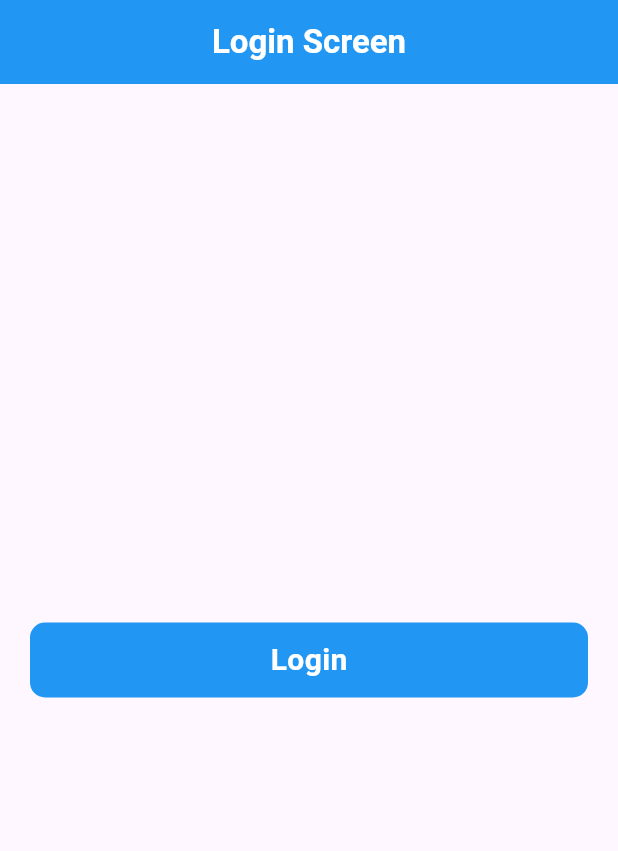
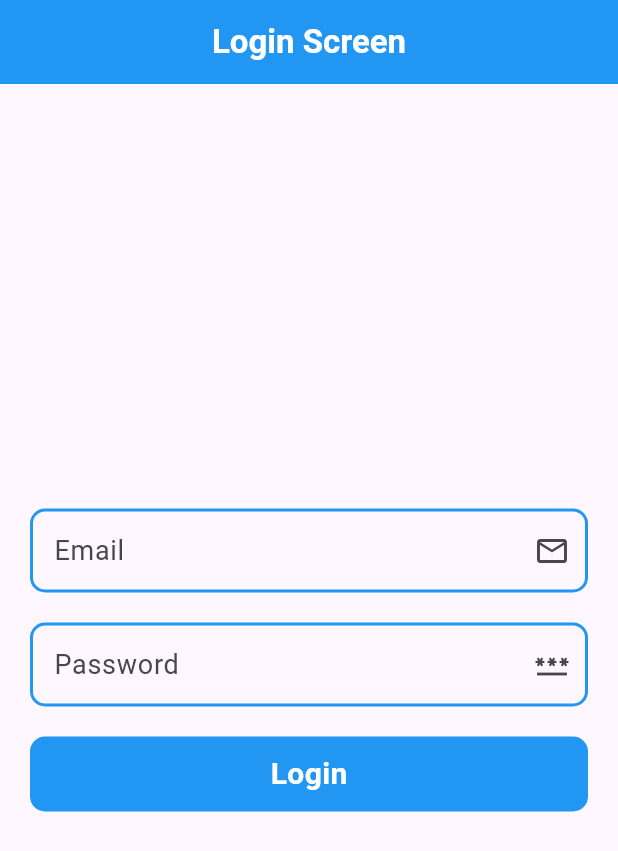
Before and after one commit to alhasann351/flutter_firebase, a Flutter app: the screen it shows after launch, on a phone screen of 412 x 824 dp. Shown: the top 851 px of the screen. Run offline on Flutter 3.47's test engine with Material 3 defaults, Android fonts, the phone set to English and light mode, and no system bars; our stand-ins replace firebase_core; accounts and stored records are empty.

Commit message:
input-form-created

```diff
--- a/lib/ui/auth/login_screen.dart
+++ b/lib/ui/auth/login_screen.dart
@@ -9,6 +9,11 @@ class LoginScreen extends StatefulWidget {
 }
 
 class _LoginScreenState extends State<LoginScreen> {
+
+  final _formKey = GlobalKey<FormState>();
+  final emailController = TextEditingController();
+  final passwordController = TextEditingController();
+
   @override
   Widget build(BuildContext context) {
     return Scaffold(
@@ -31,9 +36,62 @@ class _LoginScreenState extends State<LoginScreen> {
           mainAxisAlignment: MainAxisAlignment.center,
           crossAxisAlignment: CrossAxisAlignment.center,
           children: [
-            RoundButton(title: 'Login', onTap: (){
-
-            }),
+            Form(
+              key: _formKey,
+              child: Column(
+                children: [
+                  TextFormField(
+                    controller: emailController,
+                    decoration: InputDecoration(
+                      suffixIcon: const Icon(Icons.email_outlined),
+                      labelText: 'Email',
+                      labelStyle: const TextStyle(fontSize: 18,),
+                      enabledBorder: OutlineInputBorder(
+                        borderRadius: BorderRadius.circular(10),
+                        borderSide: const BorderSide(
+                          color: Colors.blue,
+                          width: 2,
+                        ),
+                      ),
+                      focusedBorder: OutlineInputBorder(
+                        borderRadius: BorderRadius.circular(10),
+                        borderSide: const BorderSide(
+                          color: Colors.blue,
+                          width: 2,
+                        ),
+                      ),
+                    ),
+                  ),
+                  const SizedBox(height: 20,),
+                  TextFormField(
+                    controller: passwordController,
+                    obscureText: true,
+                    obscuringCharacter: '*',
+                    decoration: InputDecoration(
+                      suffixIcon: const Icon(Icons.password_outlined),
+                      labelText: 'Password',
+                      labelStyle: const TextStyle(fontSize: 18,),
+                      enabledBorder: OutlineInputBorder(
+                        borderRadius: BorderRadius.circular(10),
+                        borderSide: const BorderSide(
+                          color: Colors.blue,
+                          width: 2,
+                        ),
+                      ),
+                      focusedBorder: OutlineInputBorder(
+                        borderRadius: BorderRadius.circular(10),
+                        borderSide: const BorderSide(
+                          color: Colors.blue,
+                          width: 2,
+                        ),
+                      ),
+                    ),
+                  ),
+                ],
+              ),
+            ),
+            const SizedBox(height: 20,),
+            RoundButton(title: 'Login', onTap: () {}),
           ],
         ),
       ),
```
